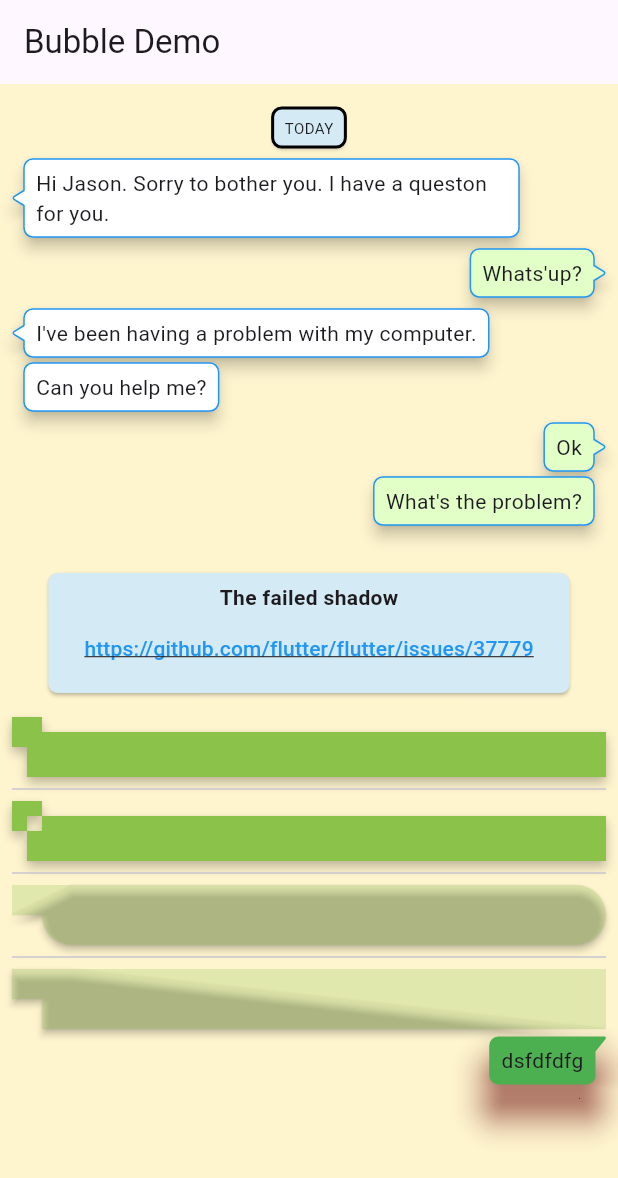
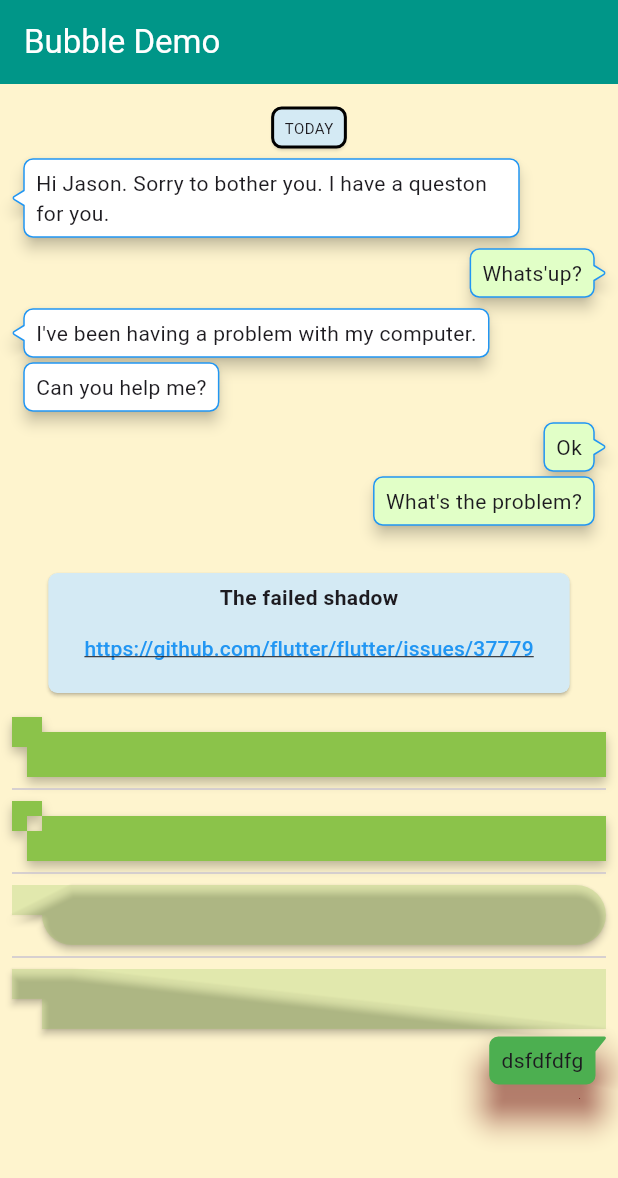
Before and after one commit to vi-k/bubble, a Flutter app: the screen it shows after launch, on a phone screen of 412 x 824 dp. Shown: the top 1178 px of the screen. Run offline on Flutter 3.47's test engine with Material 3 defaults, Android fonts, the phone set to English and light mode, and no system bars.

Commit message:
fix: keep the example's app bar teal under Material 3
Since Flutter 3.16 the example runs on Material 3, which paints the app
bar with the surface colour and ignores primarySwatch there, so the bar
came out near-white instead of teal as on the README screenshots. An
AppBarTheme sets the colour back; the new test fails without it.

Co-Authored-By: Claude Opus 5.5 <noreply@anthropic.com>
Claude-Session: https://claude.ai/code/session_01PcLPeLDJajr6aF9uy6LZsE

```diff
--- a/example/lib/main.dart
+++ b/example/lib/main.dart
@@ -15,6 +15,12 @@ class MyApp extends StatelessWidget {
         title: title,
         theme: ThemeData(
           primarySwatch: Colors.teal,
+          // Material 3 paints the app bar with the surface colour, not the
+          // primary one; this keeps it teal, as on the README screenshots.
+          appBarTheme: const AppBarTheme(
+            backgroundColor: Colors.teal,
+            foregroundColor: Colors.white,
+          ),
         ),
         home: const MyHomePage(
           title: title,
```
Also changed, not shown: 2 other files.
